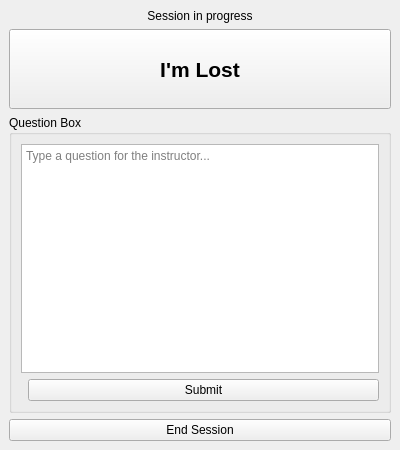
This is src/sessionpage.ui in DavidDang02/PerplexPing1 as Qt 5 draws it before an edit. The edited form follows.
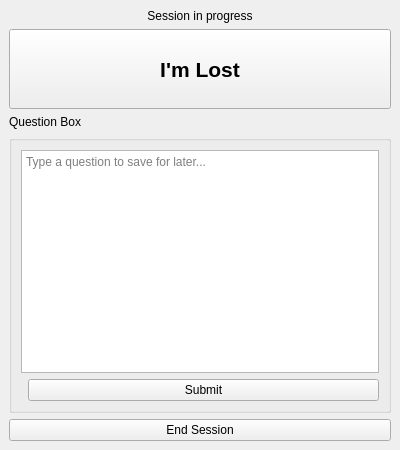
This is the edited form.

Commit message:
Tweak main and session page layout
- MainPage: Start Session button is twice the normal button height
- MainPage: "Previous sessions:" and "Session details:" get colons, and
  "Session details:" is now a label above its box so it matches the
  "Previous sessions:" font size
- SessionPage: "Question Box" is a label above its box (same font size),
  and the placeholder now reads "Type a question to save for later..."

```diff
--- a/src/sessionpage.ui
+++ b/src/sessionpage.ui
@@ -45,15 +45,19 @@
      </widget>
     </item>
     <item>
-     <widget class="QGroupBox" name="questionBox">
-      <property name="title">
+     <widget class="QLabel" name="questionLabel">
+      <property name="text">
        <string>Question Box</string>
       </property>
+     </widget>
+    </item>
+    <item>
+     <widget class="QGroupBox" name="questionBox">
       <layout class="QVBoxLayout" name="questionLayout">
        <item>
         <widget class="QPlainTextEdit" name="questionEdit">
          <property name="placeholderText">
-          <string>Type a question for the instructor...</string>
+          <string>Type a question to save for later...</string>
          </property>
         </widget>
        </item>
```
The commit also changes 2 other files.
